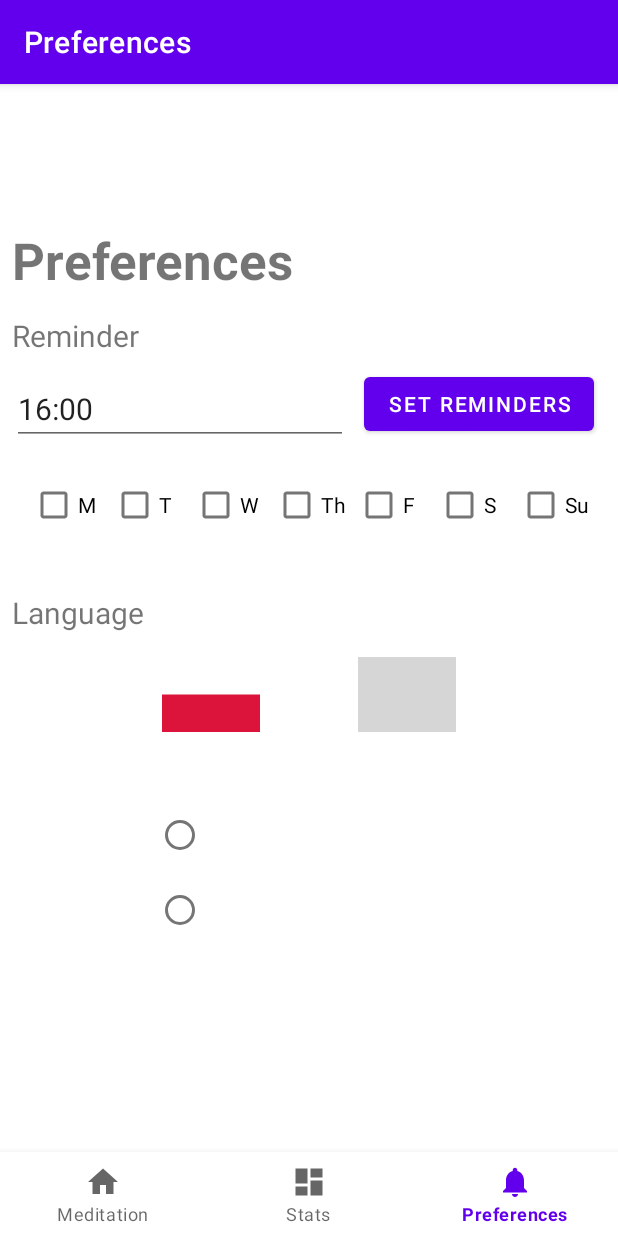
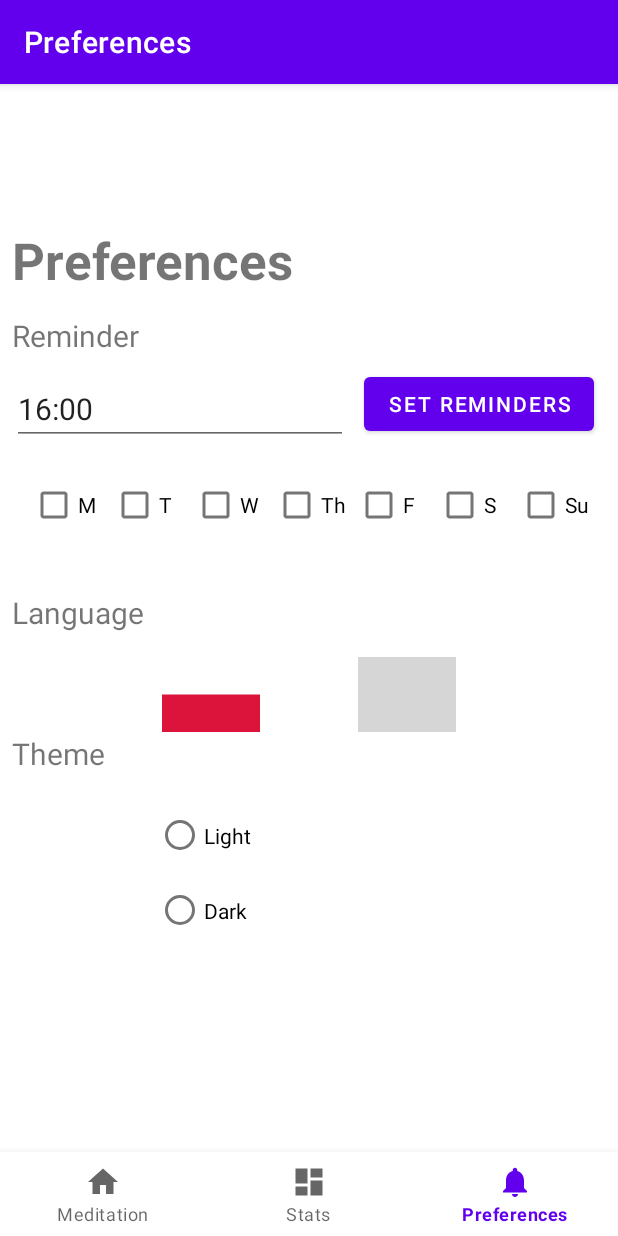
Before and after one commit to mikkac/zen_zone, an Android app: the PreferencesFragment screen opened through its navigation route, on a phone screen of 412 x 824 dp. Run offline under Robolectric (Android 15) with nearby library versions, the phone set to English and light mode, and no system bars; our stand-ins replace navigation-ui; grey boxes are pictures that could not be loaded.

Commit message:
#18 Implement motives - setup

```diff
--- a/ZenZone/app/src/main/java/zen/zone/ui/preferences/PreferencesFragment.java
+++ b/ZenZone/app/src/main/java/zen/zone/ui/preferences/PreferencesFragment.java
@@ -14,6 +14,7 @@ import android.widget.Button;
 import android.widget.CheckBox;
 import android.widget.EditText;
 import android.widget.ImageButton;
+import android.widget.RadioButton;
 import android.widget.TextView;
 import android.widget.Toast;
 
@@ -85,6 +86,13 @@ public class PreferencesFragment extends Fragment {
         ImageButton engButton = view.findViewById(R.id.imageButton_gb);
         engButton.setOnClickListener(v -> changeLanguage("en"));
 
+        TextView theme = view.findViewById(R.id.text_motive);
+        theme.setText("Theme");
+        RadioButton light = view.findViewById(R.id.radioButton_light);
+        light.setText("Light");
+        RadioButton dark = view.findViewById(R.id.radioButton_dark);
+        dark.setText("Dark");
+
         return view;
     }
 
```
